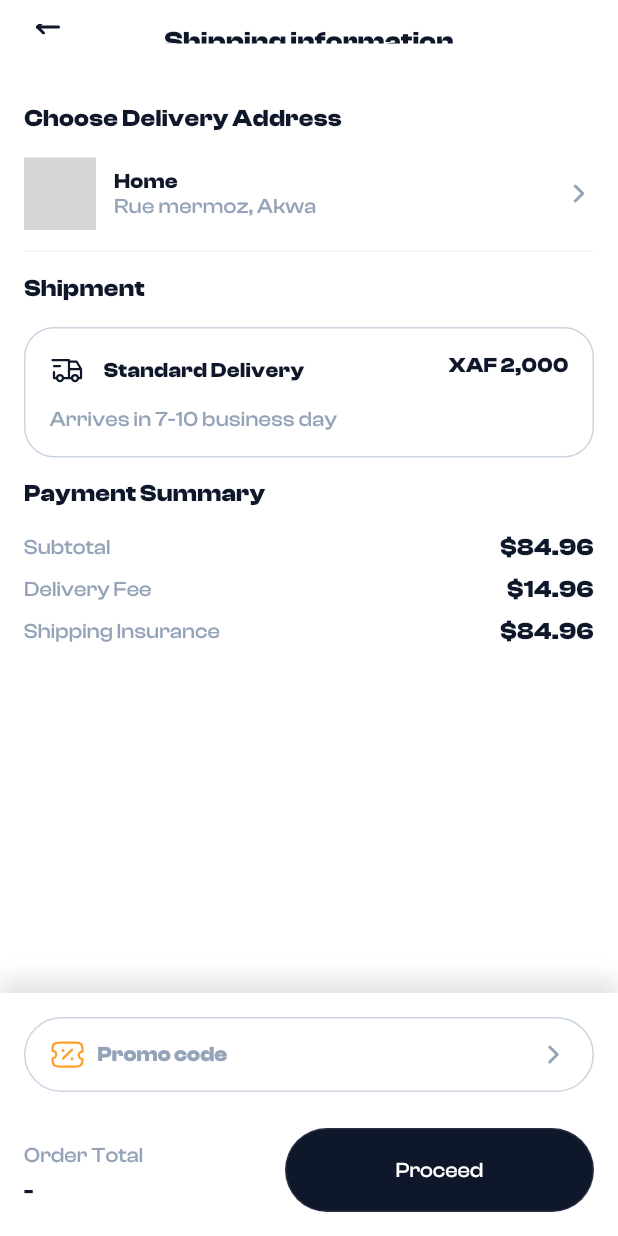
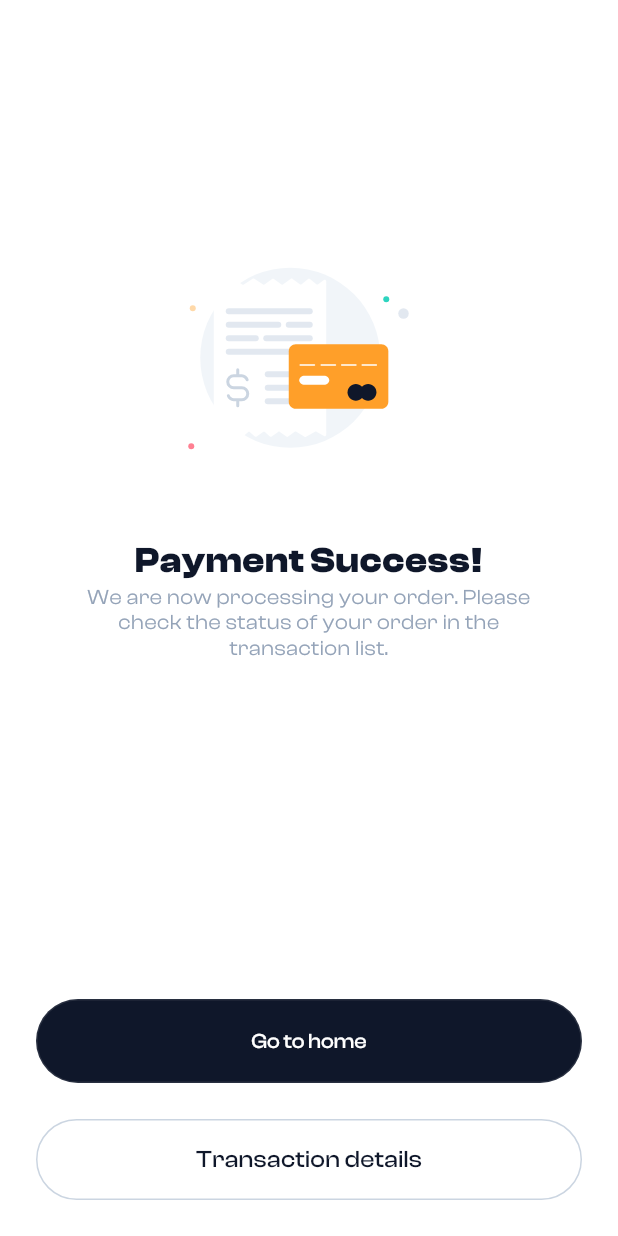
Before and after one commit to leloucheamsted/mokolo, a Flutter app: the CartPage screen opened by its route, after a tap on "Proceed", on a phone screen of 412 x 824 dp. Run offline on Flutter 3.47's test engine with Material 2 defaults, Android fonts, the phone set to English and light mode, and no system bars; our stand-ins replace carousel_slider, connectivity_plus, dartz, dropdown_button2, flutter_modular, flutter_slidable and 6 more; project files that could hold a hidden picture were left out; grey boxes are pictures that could not be loaded.

Commit message:
checkout first part

```diff
--- a/lib/app_module.dart
+++ b/lib/app_module.dart
@@ -1,5 +1,6 @@
 import 'package:flutter_modular/flutter_modular.dart';
 import 'package:mokolo/modules/cart/cart.module.dart';
+import 'package:mokolo/modules/checkout/checkout.module.dart';
 import 'package:mokolo/modules/core/layout/layout.module.dart';
 import 'package:mokolo/modules/home/home.module.dart';
 import 'package:mokolo/modules/notifications/notifications.module.dart';
@@ -35,6 +36,7 @@ class AppModule extends Module {
     ModuleRoute(AppRoute.home.path, module: HomeModule()),
     ModuleRoute(AppRoute.home.path, module: SearchModule()),
     ModuleRoute(AppRoute.orders.path, module: OrdersModule()),
+    ModuleRoute(AppRoute.checkout.path, module: CheckoutModule()),
     ModuleRoute(AppRoute.user.path, module: UserModule()),
     ModuleRoute(AppRoute.cart.path, module: CartModule()),
     ModuleRoute(AppRoute.shipping.path, module: ShippingModule()),
--- /dev/null
+++ b/lib/modules/checkout/presentation/pages/payment_succes.page.dart
@@ -0,0 +1,101 @@
+import 'package:flutter/cupertino.dart';
+import 'package:flutter/material.dart';
+import 'package:flutter_svg/svg.dart';
+
+import '../../../common/constants/constants.dart';
+import '../../../common/constants/layout_constants.dart';
+import '../../../common/widgets/buttons/action_button.dart';
+
+class PaymentSuccessPage extends StatelessWidget {
+  const PaymentSuccessPage({super.key});
+
+  @override
+  Widget build(BuildContext context) {
+    return Scaffold(
+      backgroundColor: ColorPalette.white,
+      body: Scaffold(
+        backgroundColor: ColorPalette.white,
+        body: SafeArea(
+          child: Column(
+            mainAxisAlignment: MainAxisAlignment.center,
+            crossAxisAlignment: CrossAxisAlignment.stretch,
+            children: [
+              Expanded(
+                child: Padding(
+                  padding:
+                      const EdgeInsets.all(LayoutConstants.paddingXlarge * 2),
+                  child: Center(
+                    child: SingleChildScrollView(
+                      child: Column(
+                        mainAxisAlignment: MainAxisAlignment.center,
+                        crossAxisAlignment: CrossAxisAlignment.center,
+                        children: [
+                          SvgPicture.asset(IconsName.paymentsuccess),
+                          const SizedBox(height: LayoutConstants.spacingBig),
+                          const Text(
+                            'Payment Success!',
+                            style: TextStyle(
+                                color: ColorPalette.greyScale900,
+                                fontWeight: FontWeight.w600,
+                                fontFamily: Fonts.bold,
+                                fontSize: FontsSize.head4,
+                                letterSpacing: 0.4),
+                          ),
+                          const Text(
+                            'We are now processing your order. Please check the status of your order in the transaction list.',
+                            textAlign: TextAlign.center,
+                            style: TextStyle(
+                                color: ColorPalette.greyScale400,
+                                fontWeight: FontWeight.w400,
+                                fontFamily: Fonts.regular,
+                                fontSize: FontsSize.medium,
+                                letterSpacing: 0.4),
+                          ),
+                          const SizedBox(height: LayoutConstants.spacingLarge),
+                        ],
+                      ),
+                    ),
+                  ),
+                ),
+              ),
+              Padding(
+                padding: const EdgeInsets.all(LayoutConstants.paddingXlarge),
+                child: Column(
+                  crossAxisAlignment: CrossAxisAlignment.stretch,
+                  children: [
+                    ActionButton(title: 'Go to home', onPressed: () {}),
+                    const SizedBox(height: LayoutConstants.spacingLarge),
+                    Container(
+                      padding:
+                          const EdgeInsets.all(LayoutConstants.paddingLarge),
+                      alignment: Alignment.center,
+                      decoration: BoxDecoration(
+                        border: Border.all(
+                          width: 1,
+                          color: ColorPalette.greyScale300,
+                        ),
+                        borderRadius:
+                            BorderRadius.circular(LayoutConstants.radiusBig),
+                      ),
+                      child: const Text(
+                        'Transaction details',
+                        textAlign: TextAlign.start,
+                        style: TextStyle(
+                            color: ColorPalette.primaryBase,
+                            fontStyle: FontStyle.normal,
+                            fontWeight: FontWeight.w500,
+                            letterSpacing: 0.2,
+                            fontSize: FontsSize.large,
+                            fontFamily: Fonts.medium),
+                      ),
+                    ),
+                  ],
+                ),
+              )
+            ],
+          ),
+        ),
+      ),
+    );
+  }
+}
--- a/lib/modules/common/constants/constants.dart
+++ b/lib/modules/common/constants/constants.dart
@@ -163,7 +163,11 @@ class ImagesName {
 }
 
 class IconsName {
+  static const String mobile = 'assets/icons/mobile.svg';
   static const String back = 'assets/icons/back.svg';
+  static const String chevronDown = 'assets/icons/chevron-down.svg';
+  static const String paymentsuccess = 'assets/icons/paymentsuccess.svg';
+
   static const String user = 'assets/icons/user.svg';
   static const String message = 'assets/icons/message.svg';
   static const String map1 = 'assets/icons/map1.svg';
--- a/lib/modules/common/widgets/process_order.dart
+++ b/lib/modules/common/widgets/process_order.dart
@@ -153,7 +153,7 @@ class _ProcessOrderState extends State<ProcessOrder> {
         ActionButton(
             title: 'Proceed',
             onPressed: () {
-              Modular.to.pushNamed(AppRoute.shipping.path);
+              Modular.to.pushNamed(AppRoute.paymentsuccess.path);
             },
             width: MediaQuery.of(context).size.width / 2)
       ],
--- a/lib/routes/app_routes.enum.dart
+++ b/lib/routes/app_routes.enum.dart
@@ -25,6 +25,10 @@ enum AppRoute {
   orders("/orders"),
   orderdetail("/orders/detail"),
 
+  checkout("/payment/"),
+  newpayment("/payment/new"),
+  paymentsuccess("/payment/success"),
+
   user("/user/"),
   userProfileCurrent("/user/profile"),
   userProfileEdit("/user/profile/edit"),
--- a/pubspec.yaml
+++ b/pubspec.yaml
@@ -48,6 +48,7 @@ dependencies:
   flutter_slidable: ^3.0.0
   google_maps_flutter: ^2.3.1
   flutter_switch: ^0.3.2
+  dropdown_button2: ^2.3.6
 
 dev_dependencies:
   flutter_test:
```
Also changed, not shown: lib/modules/checkout/checkout.module.dart (added, +27 -0 lines), lib/modules/checkout/presentation/pages/checkout.page.dart (added, +213 -0 lines), lib/modules/checkout/presentation/pages/new_payment.page.dart (added, +104 -0 lines), lib/modules/checkout/presentation/pages/ui/input_phone.dart (added, +71 -0 lines), lib/modules/checkout/presentation/pages/ui/payment_method_item.dart (added, +100 -0 lines), lib/modules/orders/presentation/pages/order_detail.page.dart (+32 -14 lines), assets/icons/chevron-down.svg (added), assets/icons/mobile.svg (added), assets/icons/paymentsuccess.svg (added), assets/images/orange.png (added), pubspec.lock.
